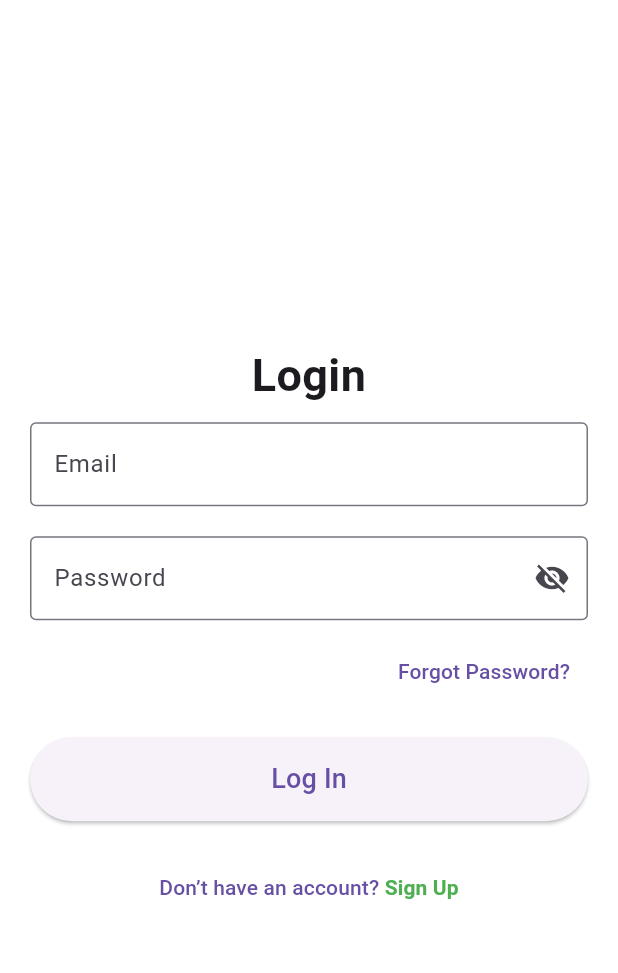
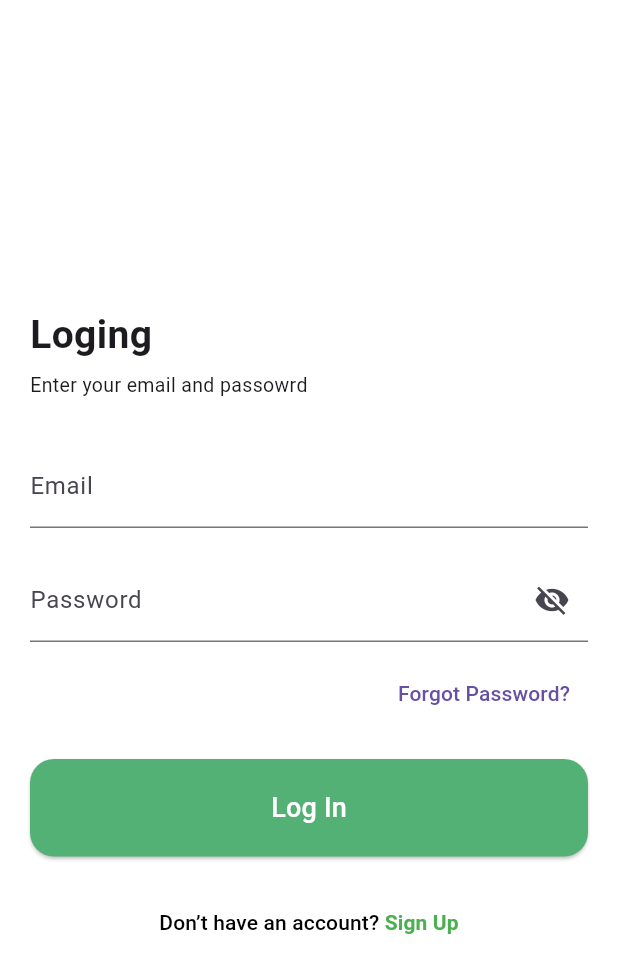
Before and after one commit to MohamedHamedAbdulhakam/my_nectar_app, a Flutter app: the LoginScreenViewBody screen opened directly, on a phone screen of 412 x 824 dp. Shown: the top 973 px of the screen. Run offline on Flutter 3.47's test engine with Material 3 defaults, Android fonts, the phone set to English and light mode, and no system bars; our stand-ins replace get, go_router.

Commit message:
login done

```diff
--- a/lib/core/utils/app_router.dart
+++ b/lib/core/utils/app_router.dart
@@ -1,9 +1,11 @@
 import 'package:go_router/go_router.dart';
+import 'package:my_nectar_app/features/login_screen/presentaion/views/login_screen_view.dart';
 import 'package:my_nectar_app/features/on_boarding/presentation/views/on_boarding_view.dart';
 import 'package:my_nectar_app/features/splash/presentation/views/splash_view.dart';
 
 abstract class AppRouter {
   static const keyonboardingview = '/onBoarding';
+  static const keyloginview = '/loginView';
   static final router = GoRouter(
     routes: [
       GoRoute(
@@ -14,6 +16,10 @@ abstract class AppRouter {
         path: keyonboardingview,
         builder: (context, state) => const OnBoardingView(),
       ),
+           GoRoute(
+        path: keyloginview,
+        builder: (context, state) => const LoginScreenView(),
+      ),
     ],
   );
 }
--- a/lib/features/login_screen/presentaion/views/login_screen_view.dart
+++ b/lib/features/login_screen/presentaion/views/login_screen_view.dart
@@ -6,6 +6,6 @@ class LoginScreenView extends StatelessWidget {
 
   @override
   Widget build(BuildContext context) {
-    return LoginScreenViewBody();
+    return const LoginScreenViewBody();
   }
 }
--- a/lib/features/login_screen/widgets/login_screen_view_body.dart
+++ b/lib/features/login_screen/widgets/login_screen_view_body.dart
@@ -1,4 +1,5 @@
 import 'package:flutter/material.dart';
+import 'package:my_nectar_app/constants.dart';
 
 class LoginScreenViewBody extends StatelessWidget {
   const LoginScreenViewBody({super.key});
@@ -20,21 +21,29 @@ class LoginScreenViewBody extends StatelessWidget {
 
               // Title
               const Text(
-                'Login',
+                'Loging ',
                 style: TextStyle(
-                  fontSize: 30,
+                  fontSize: 26,
                   fontWeight: FontWeight.bold,
                 ),
-                textAlign: TextAlign.center,
+                // textAlign: TextAlign.center,
               ),
-              const SizedBox(height: 10),
-
+              const SizedBox(height: 5),
+              const Text(
+                'Enter your email and passowrd',
+                style: TextStyle(
+                  fontSize: 13,
+                  // fontWeight: FontWeight.bold,
+                ),
+                // textAlign: TextAlign.center,
+              ),
+              const SizedBox(height: 30),
               // Email Input
               const TextField(
                 decoration: InputDecoration(
                   labelText: 'Email',
                   hintText: 'Enter your email',
-                  border: OutlineInputBorder(),
+                  // border: OutlineInputBorder(),
                 ),
                 keyboardType: TextInputType.emailAddress,
               ),
@@ -46,7 +55,7 @@ class LoginScreenViewBody extends StatelessWidget {
                 decoration: InputDecoration(
                   labelText: 'Password',
                   hintText: 'Enter your password',
-                  border: OutlineInputBorder(),
+                  // border: OutlineInputBorder(),
                   suffixIcon: Icon(Icons.visibility_off),
                 ),
               ),
@@ -70,10 +79,15 @@ class LoginScreenViewBody extends StatelessWidget {
                   // Handle login action
                 },
                 style: ElevatedButton.styleFrom(
-                  // background color
+                  shape: RoundedRectangleBorder(
+                    borderRadius: BorderRadius.circular(16),
+                  ),
+                  backgroundColor: KeyPrimaryColor,
                   padding: const EdgeInsets.symmetric(vertical: 15),
+                  minimumSize: const Size(double.infinity, 65),
                 ),
-                child: const Text('Log In', style: TextStyle(fontSize: 18)),
+                child: const Text('Log In',
+                    style: TextStyle(fontSize: 18, color: Colors.white)),
               ),
               const SizedBox(height: 20),
 
@@ -86,6 +100,7 @@ class LoginScreenViewBody extends StatelessWidget {
                   child: const Text.rich(
                     TextSpan(
                       text: "Don’t have an account? ",
+                      style: TextStyle(color: Colors.black),
                       children: [
                         TextSpan(
                           text: "Sign Up",
--- a/lib/features/on_boarding/widgets/OnBoarding_view_body.dart
+++ b/lib/features/on_boarding/widgets/OnBoarding_view_body.dart
@@ -1,5 +1,7 @@
 import 'package:flutter/material.dart';
+import 'package:go_router/go_router.dart';
 import 'package:my_nectar_app/constants.dart';
+import 'package:my_nectar_app/core/utils/app_router.dart';
 
 class OnBoardingViewBody extends StatelessWidget {
   const OnBoardingViewBody({super.key});
@@ -81,7 +83,7 @@ class OnBoardingViewBody extends StatelessWidget {
               padding: const EdgeInsets.symmetric(horizontal: 40.0),
               child: ElevatedButton(
                 onPressed: () {
-                  // Button action
+                   GoRouter.of(context).push(AppRouter.keyloginview);
                 },
                 style: ElevatedButton.styleFrom(
                   backgroundColor: KeyPrimaryColor,
```
